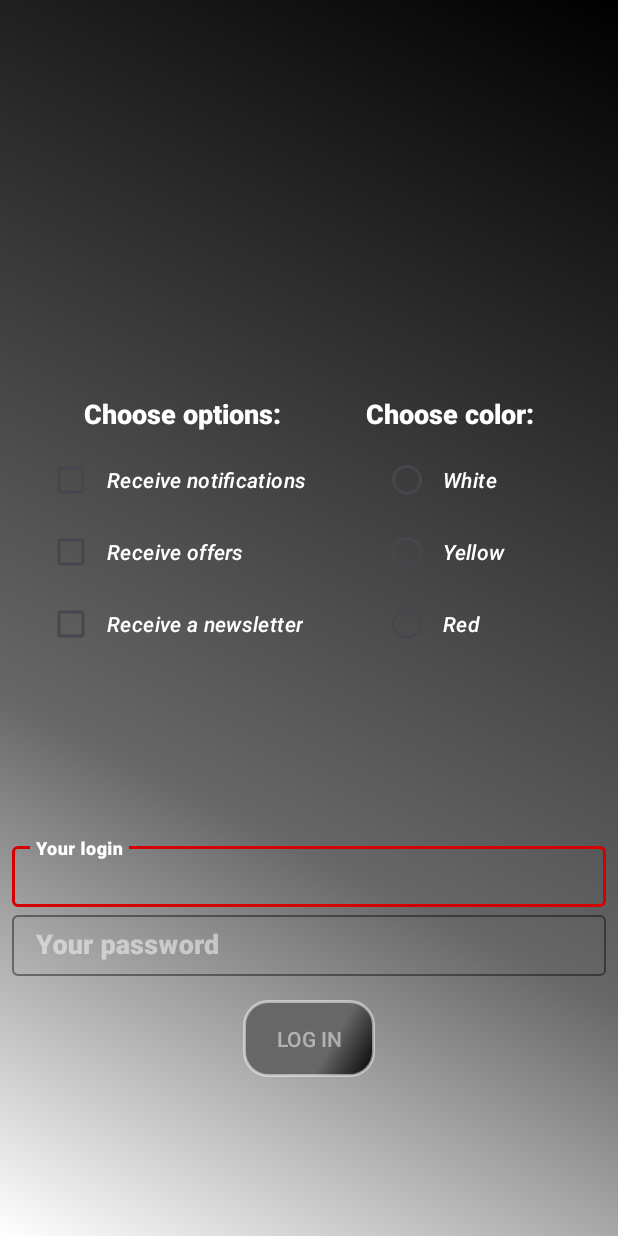
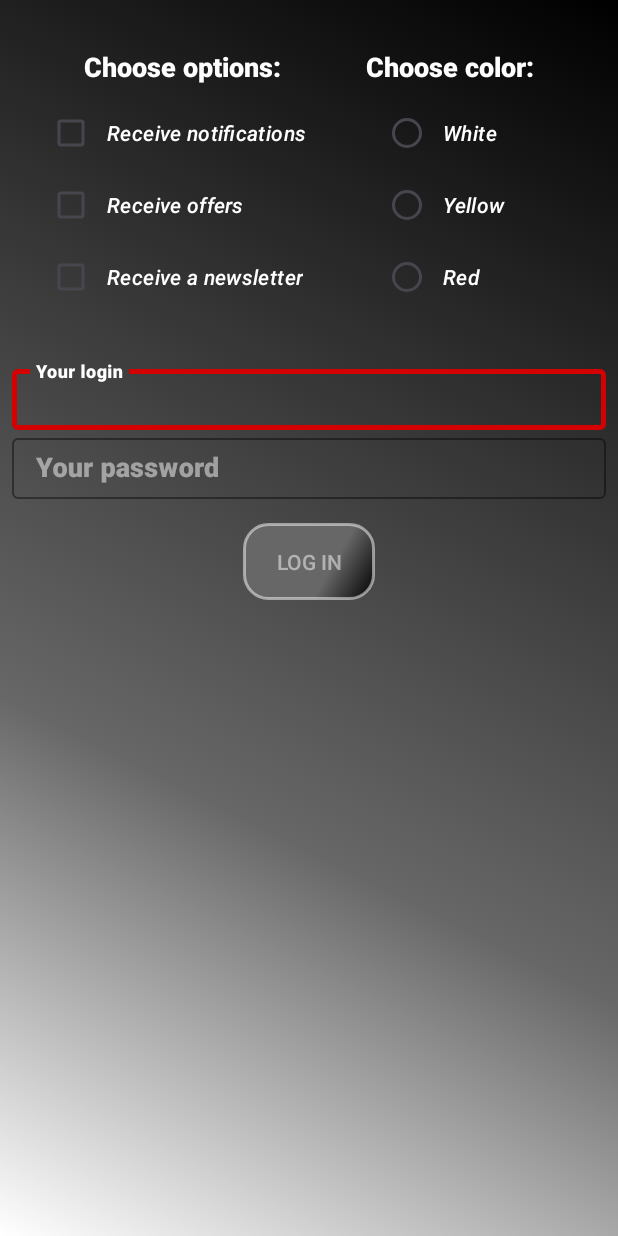
Before and after one commit to maratbelitski/TMS_AnOnl_17_Lesson_18, an Android app: the screen it shows after launch (LoginActivity), on a phone screen of 412 x 824 dp. Run offline under Robolectric (Android 15) with nearby library versions, the phone set to English and light mode, and no system bars.

Commit message:
error completed

```diff
--- a/app/src/main/res/drawable/button_background_enabled.xml
+++ b/app/src/main/res/drawable/button_background_enabled.xml
@@ -1,18 +1,15 @@
 <?xml version="1.0" encoding="utf-8"?>
 <shape xmlns:android="http://schemas.android.com/apk/res/android"
     android:shape="rectangle">
-    <corners
-        android:radius="@dimen/button_radius_corners"/>
+    <corners android:radius="@dimen/button_radius_corners" />
     <gradient
         android:angle="135"
+        android:centerColor="@color/black"
         android:centerX="35%"
-        android:centerColor="@color/black"
+        android:endColor="@color/red"
         android:startColor="@color/black"
-        android:endColor="@color/red"
-        android:type="linear"
-        />
+        android:type="linear" />
     <stroke
         android:width="2dp"
-        android:color="@color/black"
-        />
+        android:color="@color/black" />
 </shape>
--- a/app/src/main/res/layout/activity_login.xml
+++ b/app/src/main/res/layout/activity_login.xml
@@ -43,9 +43,9 @@
         style="@style/MyMainTextStyle"
         android:layout_width="wrap_content"
         android:layout_height="wrap_content"
+        android:layout_marginTop="16dp"
+
         android:text="@string/choose_options"
-
-        app:layout_constraintBottom_toTopOf="@+id/textInputLayout"
         app:layout_constraintEnd_toStartOf="@+id/textView2"
         app:layout_constraintHorizontal_chainStyle="spread"
         app:layout_constraintStart_toStartOf="parent"
@@ -98,11 +98,11 @@
         style="@style/MyTextInputLayout"
         android:layout_width="match_parent"
         android:layout_height="wrap_content"
+        android:layout_marginTop="@dimen/padding_size_big"
         android:paddingTop="@dimen/padding_size_big"
-        app:layout_constraintBottom_toBottomOf="parent"
         app:layout_constraintEnd_toEndOf="parent"
         app:layout_constraintStart_toStartOf="parent"
-        app:layout_constraintTop_toTopOf="@+id/guideline">
+        app:layout_constraintTop_toBottomOf="@+id/cb_news">
 
         <com.google.android.material.textfield.TextInputEditText
             android:id="@+id/id_login"
@@ -144,11 +144,4 @@
         app:layout_constraintStart_toStartOf="parent"
         app:layout_constraintTop_toBottomOf="@+id/textInputLayout2" />
 
-    <androidx.constraintlayout.widget.Guideline
-        android:id="@+id/guideline"
-        android:layout_width="wrap_content"
-        android:layout_height="wrap_content"
-        android:orientation="horizontal"
-        app:layout_constraintGuide_percent="0.4" />
-
 </androidx.constraintlayout.widget.ConstraintLayout>
--- a/app/src/main/res/values/colors.xml
+++ b/app/src/main/res/values/colors.xml
@@ -7,4 +7,5 @@
     <color name="blue">#00217A</color>
     <color name="yellow">#FFD600</color>
     <color name="red">#D50000</color>
+    <color name="orange">#FF6D00</color>
 </resources>
--- a/app/src/main/res/values/strings.xml
+++ b/app/src/main/res/values/strings.xml
@@ -17,4 +17,5 @@
     <string name="your_login">Your login</string>
     <string name="your_password">Your password</string>
     <string name="log_in">Log in</string>
+    <string name="error_message">Need minimum 6 symbols</string>
 </resources>
--- a/app/src/main/res/values/themes.xml
+++ b/app/src/main/res/values/themes.xml
@@ -10,8 +10,13 @@
         <item name="android:textColorHint">@color/white_hint</item>
         <item name="cursorColor">@color/red</item>
         <item name="boxStrokeColor">@color/red</item>
+        <item name="boxStrokeWidthFocused">3dp</item>
         <item name="hintTextColor">@color/white</item>
-<!--        <item name="errorEnabled">true</item>-->
+
+        <item name="boxStrokeErrorColor">@color/orange</item>
+        <item name="errorTextColor">@color/white</item>
+        <item name="errorIconTint">@color/orange</item>
+
     </style>
 
     <style name="MyRedButtons" parent="Widget.Material3.CompoundButton.RadioButton">
```
Also changed, not shown: app/src/main/java/com/example/tms_anonl_17_lesson_18/LoginActivity.kt (+49 -10 lines), app/src/main/java/com/example/tms_anonl_17_lesson_18/UserActivity.kt (+9 -6 lines).
